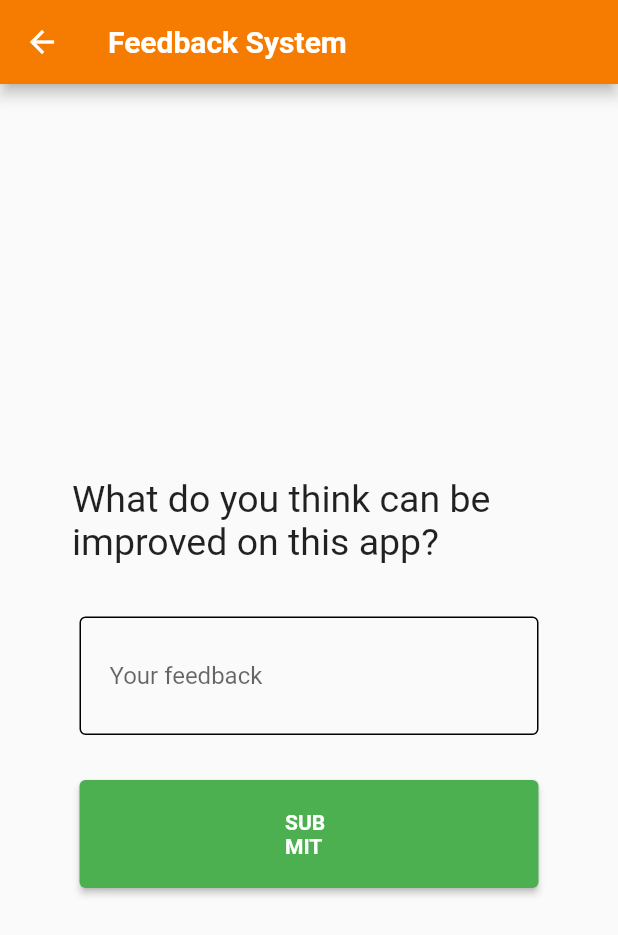
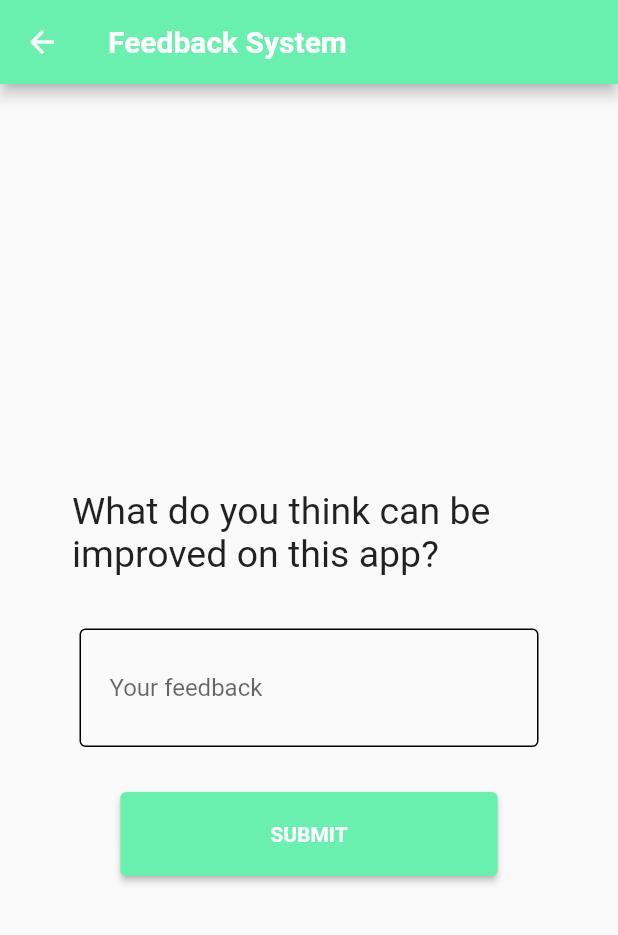
Before and after one commit to darkpore-tech/foodnerve-mobile-app, a Flutter app: the screen it shows once a user with an empty profile is signed in, item 3 of the bottom bar chosen, in the side drawer, after a tap on "Contact Support", on a phone screen of 412 x 824 dp. Shown: the top 935 px of the screen. Run offline on Flutter 3.47's test engine with Material 2 defaults, Android fonts, the light colour scheme and no system bars; our stand-ins replace cloud_firestore, email_validator, firebase_auth, firebase_core, firebase_database, firebase_storage and 6 more; accounts and stored records are empty; Roboto replaces fonts that are missing (Questrial).

Commit message:
changed ui color layout

```diff
--- a/lib/Auth/login_page.dart
+++ b/lib/Auth/login_page.dart
@@ -31,9 +31,10 @@ class _LoginPageState extends State<LoginPage> {
   @override
   Widget build(BuildContext context) {
     return Scaffold(
-      backgroundColor: Colors.orange.shade700,
+      backgroundColor: Colors.greenAccent,
       body: Container(
         padding: const EdgeInsets.all(35),
+        child: Center(
           child: SingleChildScrollView(
             child: Column(
               mainAxisAlignment: MainAxisAlignment.center,
@@ -146,7 +147,7 @@ class _LoginPageState extends State<LoginPage> {
                         },
                         style: ElevatedButton.styleFrom(
                           padding: const EdgeInsets.fromLTRB(40, 15, 40, 15),
-                        backgroundColor: Colors.green,
+                          backgroundColor: Colors.orange,
                         ),
                         child: const Text(
                           'Sign in',
@@ -164,7 +165,8 @@ class _LoginPageState extends State<LoginPage> {
                           const Text(
                             'Not registered yet?',
                             style: TextStyle(
-                              color: Colors.white, fontStyle: FontStyle.italic),
+                                color: Colors.white,
+                                fontStyle: FontStyle.italic),
                           ),
                           TextButton(
                             onPressed: () {
@@ -183,6 +185,7 @@ class _LoginPageState extends State<LoginPage> {
                   ),
                 )
               ],
+            ),
           ),
         ),
       ),
--- a/lib/Auth/register_screen.dart
+++ b/lib/Auth/register_screen.dart
@@ -42,9 +42,10 @@ class _RegisterPageState extends State<RegisterPage> {
   @override
   Widget build(BuildContext context) {
     return Scaffold(
-      backgroundColor: Colors.orange.shade700,
+      backgroundColor: Colors.greenAccent,
       body: Container(
         padding: const EdgeInsets.all(35),
+        child: Center(
           child: SingleChildScrollView(
             child: Column(
               mainAxisAlignment: MainAxisAlignment.center,
@@ -78,7 +79,8 @@ class _RegisterPageState extends State<RegisterPage> {
                               },
                               decoration: InputDecoration(
                                   hintText: 'First name',
-                                hintStyle: const TextStyle(color: Colors.white),
+                                  hintStyle:
+                                      const TextStyle(color: Colors.white),
                                   prefixIcon: const Icon(
                                     Icons.person,
                                     color: Colors.white,
@@ -98,7 +100,8 @@ class _RegisterPageState extends State<RegisterPage> {
                               controller: lastNameController,
                               decoration: InputDecoration(
                                   hintText: 'Last name',
-                                hintStyle: const TextStyle(color: Colors.white),
+                                  hintStyle:
+                                      const TextStyle(color: Colors.white),
                                   prefixIcon: const Icon(
                                     Icons.person,
                                     color: Colors.white,
@@ -195,7 +198,7 @@ class _RegisterPageState extends State<RegisterPage> {
                         },
                         style: ElevatedButton.styleFrom(
                           padding: const EdgeInsets.fromLTRB(40, 15, 40, 15),
-                        backgroundColor: Colors.green,
+                          backgroundColor: Colors.orange,
                         ),
                         child: const Text(
                           'Sign up',
@@ -213,7 +216,8 @@ class _RegisterPageState extends State<RegisterPage> {
                           const Text(
                             'Already registered?',
                             style: TextStyle(
-                              color: Colors.white, fontStyle: FontStyle.italic),
+                                color: Colors.white,
+                                fontStyle: FontStyle.italic),
                           ),
                           TextButton(
                             onPressed: () {
@@ -232,6 +236,7 @@ class _RegisterPageState extends State<RegisterPage> {
                   ),
                 )
               ],
+            ),
           ),
         ),
       ),
--- a/lib/Giveaway/add_giveaway.dart
+++ b/lib/Giveaway/add_giveaway.dart
@@ -30,7 +30,7 @@ class _AddGiveAwayState extends State<AddGiveAway> {
               fontWeight: FontWeight.bold,
             ),
           ),
-          backgroundColor: Colors.orange[700],
+          backgroundColor: Colors.greenAccent,
         ),
         body: StreamBuilder<UserData>(
             stream: DatabaseService(uid: user.uid).userData,
@@ -109,8 +109,8 @@ class _AddGiveAwayState extends State<AddGiveAway> {
                               onPressed: UploadStatusFreebie,
                               style: ElevatedButton.styleFrom(
                                 padding:
-                                    const EdgeInsets.fromLTRB(156, 20, 156, 20),
-                                backgroundColor: Colors.green,
+                                    const EdgeInsets.fromLTRB(100, 20, 100, 20),
+                                backgroundColor: Colors.greenAccent,
                               ),
                               child: const Text(
                                 'POST',
@@ -187,7 +187,7 @@ class _AddGiveAwayState extends State<AddGiveAway> {
       actions: [
         ElevatedButton(
             style: ElevatedButton.styleFrom(
-              backgroundColor: Colors.orange[700],
+              backgroundColor: Colors.greenAccent
             ),
             onPressed: () => Navigator.of(context).pop(),
             child: const Text('OK'))
--- a/lib/Giveaway/giveaway_main.dart
+++ b/lib/Giveaway/giveaway_main.dart
@@ -60,7 +60,7 @@ class _GiveAwayState extends State<GiveAway> {
                 ),
         ),
         floatingActionButton: FloatingActionButton(
-          backgroundColor: Colors.orange.shade700,
+          backgroundColor: Colors.greenAccent,
           tooltip: 'Do Giveaway',
           onPressed: () {
             Navigator.push(context,
--- a/lib/Home/contact_support.dart
+++ b/lib/Home/contact_support.dart
@@ -27,7 +27,7 @@ class _Contact_SupportState extends State<Contact_Support> {
             fontWeight: FontWeight.bold,
           ),
         ),
-        backgroundColor: Colors.orange[700],
+        backgroundColor: Colors.greenAccent,
       ),
       body: Center(
         child: Container(
@@ -87,8 +87,8 @@ class _Contact_SupportState extends State<Contact_Support> {
                           }
                         },
                         style: ElevatedButton.styleFrom(
-                          padding: const EdgeInsets.fromLTRB(137, 20, 137, 20),
-                          backgroundColor: Colors.green,
+                          padding: const EdgeInsets.fromLTRB(100, 20, 100, 20),
+                          backgroundColor: Colors.greenAccent,
                         ),
                         child: const Text(
                           'SUBMIT',
--- a/lib/Home/foodnerve_bottom_nav.dart
+++ b/lib/Home/foodnerve_bottom_nav.dart
@@ -38,7 +38,7 @@ class _FoodNerveBottomNavState extends State<FoodNerveBottomNav> {
       appBar: AppBar(
         title: const Text('FoodNerve',
             style: TextStyle(fontWeight: FontWeight.bold)),
-        backgroundColor: Colors.orange.shade700,
+        backgroundColor: Colors.greenAccent,
       ),
       body: Center(
         child: _widgetOptions.elementAt(_selectedIndex),
@@ -46,28 +46,28 @@ class _FoodNerveBottomNavState extends State<FoodNerveBottomNav> {
       drawer: const FoodNerveDrawer(),
       bottomNavigationBar: SalomonBottomBar(
         currentIndex: _selectedIndex,
-        selectedItemColor: Colors.orange.shade700,
+        selectedItemColor: Colors.greenAccent,
         onTap: _onItemTapped,
         items: [
           /// Home
           SalomonBottomBarItem(
-            icon: const Icon(Icons.home_outlined),
-            title: const Text("Freebies"),
-            selectedColor: Colors.orange.shade700,
+            icon: const Icon(Icons.fastfood_outlined),
+            title: const Text("Merchandice"),
+            selectedColor: Colors.greenAccent,
           ),
 
           /// Likes
           SalomonBottomBarItem(
             icon: const Icon(Icons.favorite_border),
-            title: const Text("Cash"),
-            selectedColor: Colors.orange.shade700,
+            title: const Text("Giveaway"),
+            selectedColor: Colors.greenAccent,
           ),
 
           /// Search
           SalomonBottomBarItem(
             icon: const Icon(Icons.video_label_outlined),
             title: const Text("Podcast"),
-            selectedColor: Colors.orange.shade700,
+            selectedColor: Colors.greenAccent,
           ),
         ],
       ),
--- a/lib/Home/foodnerve_drawer.dart
+++ b/lib/Home/foodnerve_drawer.dart
@@ -19,11 +19,10 @@ class FoodNerveDrawer extends StatelessWidget {
           if (snapshot.hasData) {
             UserData? userData = snapshot.data;
             return Drawer(
-                // backgroundColor: Colors.orange[700],
                 child: ListView(
               children: [
                 DrawerHeader(
-                  decoration: BoxDecoration(color: Colors.orange[700]),
+                  decoration: BoxDecoration(color: Colors.greenAccent),
                   child: Column(
                     mainAxisAlignment: MainAxisAlignment.center,
                     crossAxisAlignment: CrossAxisAlignment.start,
@@ -40,9 +39,10 @@ class FoodNerveDrawer extends StatelessWidget {
                         child: Text(
                           userData!.myname,
                           style: const TextStyle(
-                              fontWeight: FontWeight.bold,
-                              color: Colors.white,
-                              fontSize: 12),
+                            color: Colors.white,
+                            fontSize: 12,
+                            fontWeight: FontWeight.bold,
+                          ),
                         ),
                       ),
                       Padding(
@@ -50,9 +50,10 @@ class FoodNerveDrawer extends StatelessWidget {
                         child: Text(
                           user.email!,
                           style: const TextStyle(
-                              fontWeight: FontWeight.bold,
-                              color: Colors.white,
-                              fontSize: 12),
+                            color: Colors.white,
+                            fontSize: 12,
+                            fontWeight: FontWeight.bold,
+                          ),
                         ),
                       ),
                     ],
@@ -77,13 +78,12 @@ class FoodNerveDrawer extends StatelessWidget {
                   },
                   icon: Icon(
                     Icons.info_outlined,
-                    color: Colors.grey[600],
+                    color: Colors.black,
                   ),
                   label: Text(
                     'About Us',
                     style: TextStyle(
-                      color: Colors.grey[600],
-                      fontWeight: FontWeight.bold,
+                      color: Colors.black,
                     ),
                   ),
                 )),
@@ -98,13 +98,12 @@ class FoodNerveDrawer extends StatelessWidget {
                   },
                   icon: Icon(
                     Icons.contact_phone_outlined,
-                    color: Colors.grey[600],
+                    color: Colors.black,
                   ),
                   label: Text(
                     'Contact Support',
                     style: TextStyle(
-                      color: Colors.grey[600],
-                      fontWeight: FontWeight.bold,
+                      color: Colors.black,
                     ),
                   ),
                 )),
@@ -113,13 +112,12 @@ class FoodNerveDrawer extends StatelessWidget {
                   onPressed: () {},
                   icon: Icon(
                     Icons.question_answer_outlined,
-                    color: Colors.grey[600],
+                    color: Colors.black,
                   ),
                   label: Text(
                     'FAQs',
                     style: TextStyle(
-                      color: Colors.grey[600],
-                      fontWeight: FontWeight.bold,
+                      color: Colors.black,
                     ),
                   ),
                 )),
@@ -128,20 +126,19 @@ class FoodNerveDrawer extends StatelessWidget {
                 ),
                 Divider(
                   thickness: 0.6,
-                  color: Colors.grey[600],
+                  color: Colors.black,
                 ),
                 ListTile(
                     leading: TextButton.icon(
                   onPressed: (() => _showAlertDialog(context)),
                   icon: Icon(
                     Icons.logout_outlined,
-                    color: Colors.grey[600],
+                    color: Colors.black,
                   ),
                   label: Text(
                     'Log Out',
                     style: TextStyle(
-                      color: Colors.grey[600],
-                      fontWeight: FontWeight.bold,
+                      color: Colors.black,
                     ),
                   ),
                 )),
@@ -163,13 +160,13 @@ class FoodNerveDrawer extends StatelessWidget {
       actions: [
         ElevatedButton(
             style: ElevatedButton.styleFrom(
-              backgroundColor: Colors.green[700],
+              backgroundColor: Colors.greenAccent,
             ),
             onPressed: () => Navigator.of(context).pop(),
             child: const Text('No')),
         ElevatedButton(
             style: ElevatedButton.styleFrom(
-              backgroundColor: Colors.red[700],
+              backgroundColor: Colors.orange,
             ),
             onPressed: () {
               Navigator.of(context).pop();
--- a/lib/Merchandice/add_listing.dart
+++ b/lib/Merchandice/add_listing.dart
@@ -48,7 +48,7 @@ class _AddListingState extends State<AddListing> {
             fontWeight: FontWeight.bold,
           ),
         ),
-        backgroundColor: Colors.orange[700],
+        backgroundColor: Colors.greenAccent,
       ),
       body: SingleChildScrollView(
         child: Column(
@@ -69,12 +69,11 @@ class _AddListingState extends State<AddListing> {
         ),
       ),
       floatingActionButton: FloatingActionButton(
-        onPressed: () => pickImage(),
-        child: const Icon(
-          Icons.add_a_photo,
-        ),
-        backgroundColor: Colors.green,
-      ),
+          onPressed: () => pickImage(),
+          child: const Icon(
+            Icons.add_a_photo,
+          ),
+          backgroundColor: Colors.greenAccent),
     );
   }
 
@@ -208,8 +207,8 @@ class _AddListingState extends State<AddListing> {
                       ElevatedButton(
                         onPressed: UploadStatusImage,
                         style: ElevatedButton.styleFrom(
-                          padding: const EdgeInsets.fromLTRB(156, 20, 156, 20),
-                          backgroundColor: Colors.green,
+                          padding: const EdgeInsets.fromLTRB(100, 20, 100, 20),
+                          backgroundColor: Colors.greenAccent,
                         ),
                         child: const Text(
                           'POST',
--- a/lib/Merchandice/merchandice.dart
+++ b/lib/Merchandice/merchandice.dart
@@ -71,7 +71,7 @@ class _MerchandiceState extends State<Merchandice> {
                 ),
         ),
         floatingActionButton: FloatingActionButton(
-          backgroundColor: Colors.orange.shade700,
+          backgroundColor: Colors.greenAccent,
           tooltip: 'Add Food Listing',
           onPressed: () {
             Navigator.push(context,
--- a/lib/main.dart
+++ b/lib/main.dart
@@ -26,7 +26,7 @@ class MyApp extends StatelessWidget {
       debugShowCheckedModeBanner: false,
       title: 'FoodNerve',
       theme: ThemeData().copyWith(
-          backgroundColor: Colors.orange,
+          backgroundColor: Colors.greenAccent,
           textTheme:
               GoogleFonts.questrialTextTheme(Theme.of(context).textTheme)),
       home: const MainPage(),
--- a/lib/shared/loading.dart
+++ b/lib/shared/loading.dart
@@ -7,8 +7,8 @@ class Loading extends StatelessWidget {
   @override
   Widget build(BuildContext context) {
     return Container(
-        color: Colors.orange[100],
+        color: Colors.greenAccent[100],
         child: const Center(
-            child: SpinKitFadingCube(color: Colors.orange, size: 50.0)));
+            child: SpinKitFadingCube(color: Colors.greenAccent, size: 50.0)));
   }
 }
```
Lines whose indentation alone changed are shown as unchanged.
